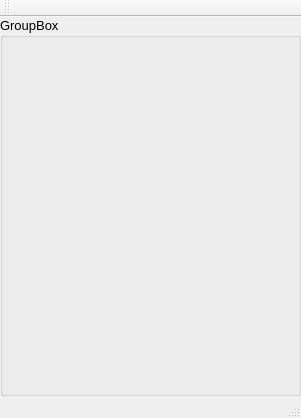
Old version of the form Apps/LedRemoteControl/mainviewwindow.ui in the repository successbyfailure/libreLeds.
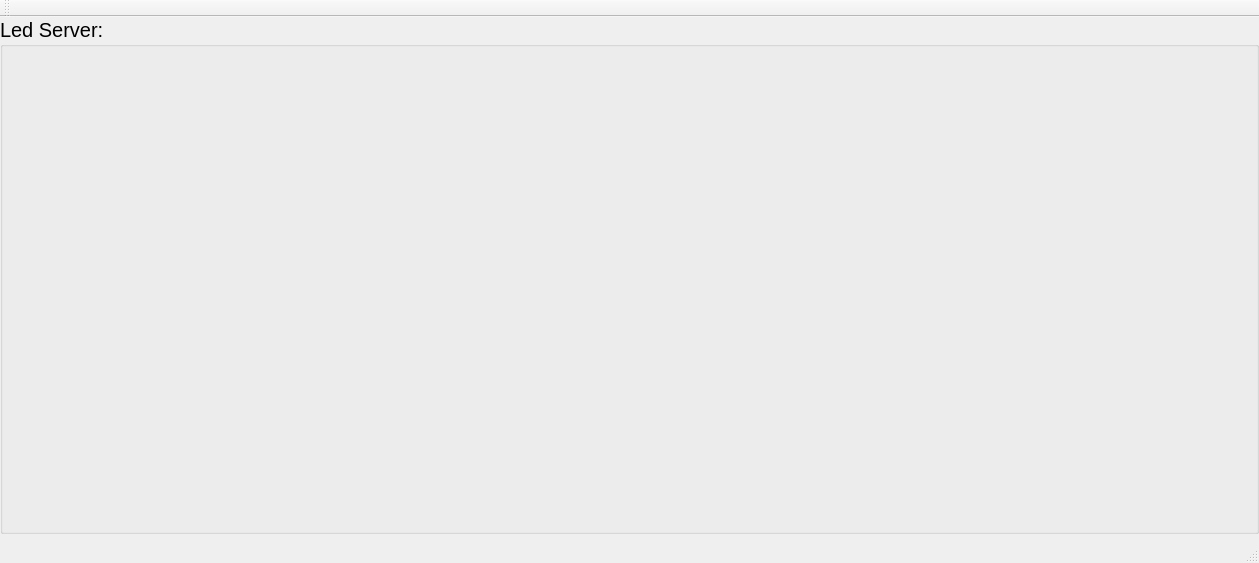
New version of the form. Custom widgets are drawn as their Qt base class.

What changed in the file:
```diff
--- a/Apps/LedRemoteControl/mainviewwindow.ui
+++ b/Apps/LedRemoteControl/mainviewwindow.ui
@@ -6,13 +6,13 @@
    <rect>
     <x>0</x>
     <y>0</y>
-    <width>301</width>
-    <height>418</height>
+    <width>1259</width>
+    <height>563</height>
    </rect>
   </property>
   <property name="font">
    <font>
-    <pointsize>10</pointsize>
+    <pointsize>15</pointsize>
    </font>
   </property>
   <property name="windowTitle">
@@ -38,7 +38,7 @@
     <item>
      <widget class="ledGadgetServerGB" name="groupBox">
       <property name="title">
-       <string>GroupBox</string>
+       <string>Led Server:</string>
       </property>
      </widget>
     </item>
```
